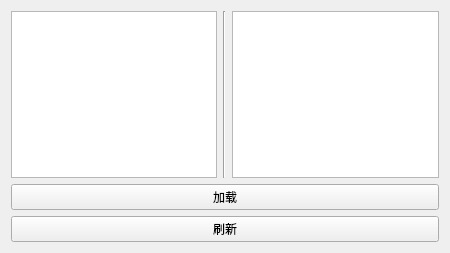
This is src/collaborative-robotic-sanding/crs_gui/ui/part_selection.ui in Surfacerobot/crs_ws_fanuc as Qt 5 draws it before an edit. The edited form follows.
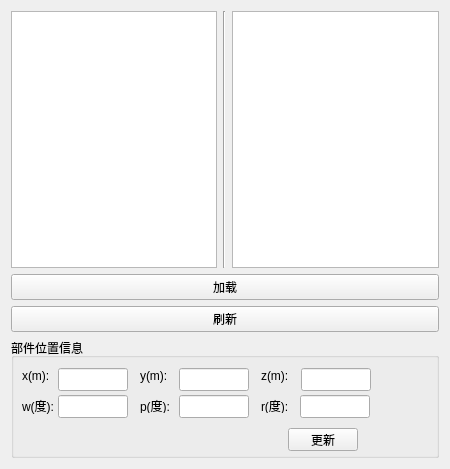
This is the edited form.

Commit message: 2021-4-12 modify part position

The edit to the form file:
```diff
--- a/src/collaborative-robotic-sanding/crs_gui/ui/part_selection.ui
+++ b/src/collaborative-robotic-sanding/crs_gui/ui/part_selection.ui
@@ -7,7 +7,7 @@
     <x>0</x>
     <y>0</y>
     <width>450</width>
-    <height>253</height>
+    <height>469</height>
    </rect>
   </property>
   <property name="windowTitle">
@@ -45,6 +45,170 @@
      </property>
     </widget>
    </item>
+   <item>
+    <widget class="QGroupBox" name="groupBox">
+     <property name="minimumSize">
+      <size>
+       <width>0</width>
+       <height>120</height>
+      </size>
+     </property>
+     <property name="title">
+      <string>部件位置信息</string>
+     </property>
+     <widget class="QLabel" name="label">
+      <property name="geometry">
+       <rect>
+        <x>11</x>
+        <y>30</y>
+        <width>40</width>
+        <height>16</height>
+       </rect>
+      </property>
+      <property name="text">
+       <string>x(m):</string>
+      </property>
+     </widget>
+     <widget class="QLabel" name="label_2">
+      <property name="geometry">
+       <rect>
+        <x>129</x>
+        <y>30</y>
+        <width>40</width>
+        <height>15</height>
+       </rect>
+      </property>
+      <property name="text">
+       <string>y(m):</string>
+      </property>
+     </widget>
+     <widget class="QLabel" name="label_3">
+      <property name="geometry">
+       <rect>
+        <x>250</x>
+        <y>30</y>
+        <width>39</width>
+        <height>15</height>
+       </rect>
+      </property>
+      <property name="text">
+       <string>z(m):</string>
+      </property>
+     </widget>
+     <widget class="QLabel" name="label_4">
+      <property name="geometry">
+       <rect>
+        <x>250</x>
+        <y>60</y>
+        <width>39</width>
+        <height>15</height>
+       </rect>
+      </property>
+      <property name="text">
+       <string>r(度):</string>
+      </property>
+     </widget>
+     <widget class="QLabel" name="label_5">
+      <property name="geometry">
+       <rect>
+        <x>11</x>
+        <y>60</y>
+        <width>40</width>
+        <height>16</height>
+       </rect>
+      </property>
+      <property name="text">
+       <string>w(度):</string>
+      </property>
+     </widget>
+     <widget class="QLabel" name="label_6">
+      <property name="geometry">
+       <rect>
+        <x>129</x>
+        <y>60</y>
+        <width>29</width>
+        <height>15</height>
+       </rect>
+      </property>
+      <property name="text">
+       <string>p(度):</string>
+      </property>
+     </widget>
+     <widget class="QPushButton" name="partupdatebutton">
+      <property name="geometry">
+       <rect>
+        <x>277</x>
+        <y>90</y>
+        <width>70</width>
+        <height>23</height>
+       </rect>
+      </property>
+      <property name="text">
+       <string>更新</string>
+      </property>
+     </widget>
+     <widget class="QLineEdit" name="l_x">
+      <property name="geometry">
+       <rect>
+        <x>47</x>
+        <y>30</y>
+        <width>70</width>
+        <height>23</height>
+       </rect>
+      </property>
+     </widget>
+     <widget class="QLineEdit" name="l_y">
+      <property name="geometry">
+       <rect>
+        <x>168</x>
+        <y>30</y>
+        <width>70</width>
+        <height>23</height>
+       </rect>
+      </property>
+     </widget>
+     <widget class="QLineEdit" name="l_z">
+      <property name="geometry">
+       <rect>
+        <x>290</x>
+        <y>30</y>
+        <width>70</width>
+        <height>23</height>
+       </rect>
+      </property>
+     </widget>
+     <widget class="QLineEdit" name="l_p">
+      <property name="geometry">
+       <rect>
+        <x>168</x>
+        <y>57</y>
+        <width>70</width>
+        <height>23</height>
+       </rect>
+      </property>
+     </widget>
+     <widget class="QLineEdit" name="l_w">
+      <property name="geometry">
+       <rect>
+        <x>47</x>
+        <y>57</y>
+        <width>70</width>
+        <height>23</height>
+       </rect>
+      </property>
+     </widget>
+     <widget class="QLineEdit" name="l_r">
+      <property name="geometry">
+       <rect>
+        <x>289</x>
+        <y>57</y>
+        <width>70</width>
+        <height>23</height>
+       </rect>
+      </property>
+     </widget>
+    </widget>
+   </item>
   </layout>
  </widget>
  <resources/>
```
The commit also changes 4 other files.
